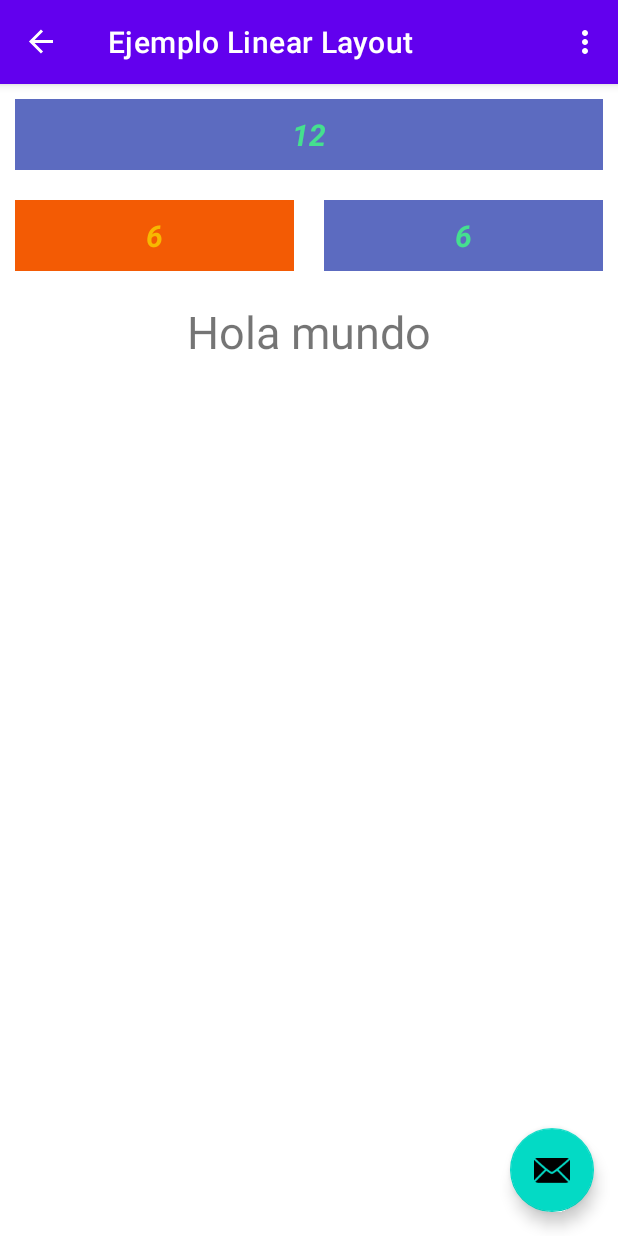
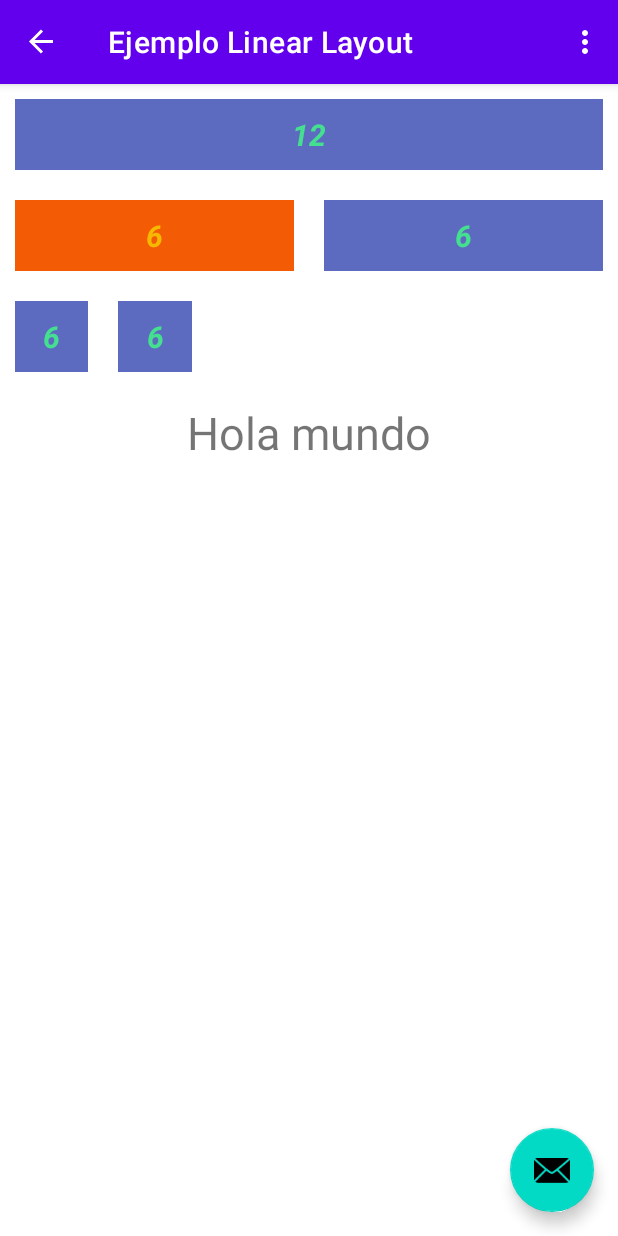
Before and after one commit to zavaletadev/t196-dapps, an Android app: the LinearFragment screen opened through its navigation route, on a phone screen of 412 x 824 dp. Run offline under Robolectric (Android 15) with nearby library versions, the phone set to English and light mode, and no system bars; our stand-ins replace navigation-ui.

Commit message:
Ejemplo de uso de diseño fluido en Android

```diff
--- a/app/src/main/res/layout/fragment_linear.xml
+++ b/app/src/main/res/layout/fragment_linear.xml
@@ -111,7 +111,45 @@
     <LinearLayout
         android:layout_width="match_parent"
         android:layout_height="wrap_content"
-        android:orientation="horizontal">
+        android:orientation="horizontal"
+        android:weightSum="12">
+
+        <LinearLayout
+            android:layout_width="1dp"
+            android:layout_weight="4"
+            android:layout_height="wrap_content"
+            android:orientation="horizontal"
+            android:weightSum="12">
+
+            <TextView
+                android:layout_width="1dp"
+                android:layout_weight="6"
+                android:layout_height="wrap_content"
+                android:text="6"
+                android:background="#5C6BC0"
+                android:padding="10dp"
+                android:layout_margin="10dp"
+                android:textColor="#45E08F"
+                android:textSize="20sp"
+                android:textStyle="bold|italic"
+                android:textAlignment="center"
+                />
+
+            <TextView
+                android:layout_width="1dp"
+                android:layout_weight="6"
+                android:layout_height="wrap_content"
+                android:text="6"
+                android:background="#5C6BC0"
+                android:padding="10dp"
+                android:layout_margin="10dp"
+                android:textColor="#45E08F"
+                android:textSize="20sp"
+                android:textStyle="bold|italic"
+                android:textAlignment="center"
+                />
+
+        </LinearLayout>
 
     </LinearLayout>
 
```
